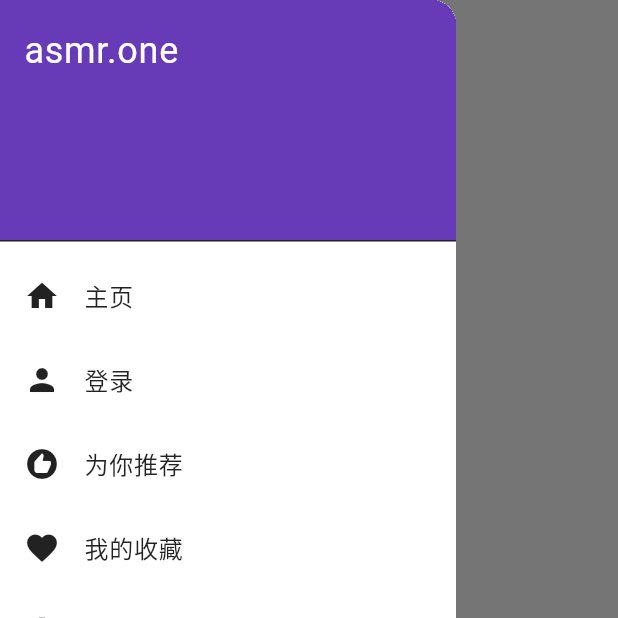
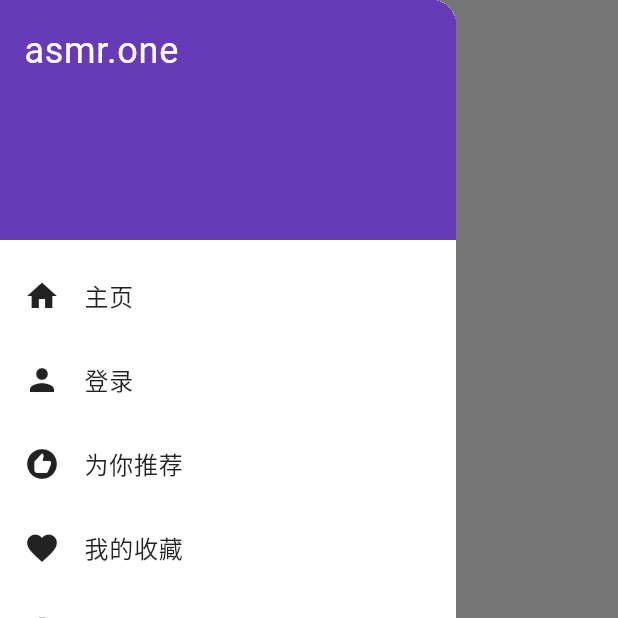
Before and after one commit to weijianxian/Yuro, a Flutter app: the RecommendScreen screen opened directly, with the side drawer open, on a phone screen of 412 x 824 dp, the top half of it. Run offline on Flutter 3.47's test engine with Material 3 defaults, Android fonts, the phone set to English and light mode, and no system bars; our stand-ins replace audio_service, cached_network_image, dio, flutter_cache_manager, freezed_annotation, get_it and 5 more; missing offline and left inert: audio_session; accounts and stored records are empty; network calls fail; statements that could not run were skipped.

Commit message:
Refactor DrawerMenu for improved theming and structure
- Updated DrawerMenu to utilize ListTileTheme and dynamic theming, enhancing visual consistency with the app's overall theme.
- Reorganized the widget structure for better readability and maintainability, ensuring a more cohesive user interface.
- Retained existing functionality while improving the layout and theme integration, aligning with recent enhancements in theme management.

These changes contribute to a more user-friendly and visually appealing navigation experience within the application.

```diff
--- a/lib/widgets/drawer_menu.dart
+++ b/lib/widgets/drawer_menu.dart
@@ -22,10 +22,17 @@ class DrawerMenu extends StatelessWidget {
   @override
   Widget build(BuildContext context) {
     return Drawer(
+      backgroundColor: Theme.of(context).colorScheme.surface,
+      child: ListTileTheme(
+        style: ListTileStyle.drawer,
         child: ListView(
           padding: EdgeInsets.zero,
           children: [
-          const DrawerHeader(
+            Theme(
+              data: Theme.of(context).copyWith(
+                dividerTheme: const DividerThemeData(color: Colors.transparent),
+              ),
+              child: const DrawerHeader(
                 decoration: BoxDecoration(
                   color: Colors.deepPurple,
                 ),
@@ -34,6 +41,7 @@ class DrawerMenu extends StatelessWidget {
                   style: TextStyle(
                     color: Colors.white,
                     fontSize: 24,
+                  ),
                 ),
               ),
             ),
@@ -153,6 +161,7 @@ class DrawerMenu extends StatelessWidget {
             ),
           ],
         ),
+      ),
     );
   }
 
```
Lines whose indentation alone changed are shown as unchanged.
